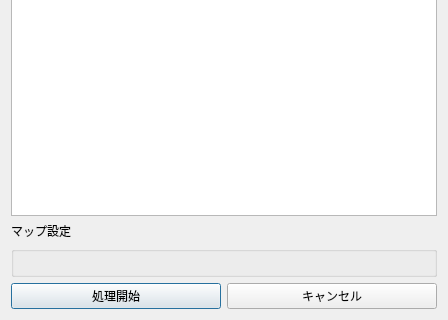
The window that ui/main_dialog.ui (MIERUNE/qgis-plugx-plugin) describes before a commit, drawn with Qt 5; both pictures show x 0 to 448 and y 341 to 661 of the 448 by 661 pixel window.
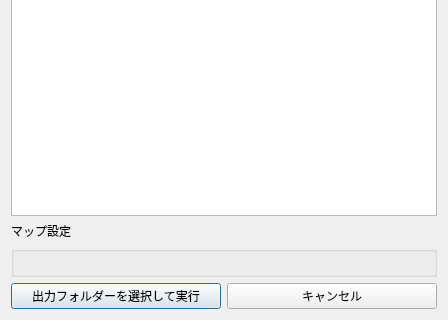
The same window after the commit. Custom widgets are drawn as their Qt base class.

Commit message: Button wording

What changed in the file:
```diff
--- a/ui/main_dialog.ui
+++ b/ui/main_dialog.ui
@@ -51,7 +51,7 @@
      <item>
       <widget class="QPushButton" name="pushButton_run">
        <property name="text">
-        <string>処理開始</string>
+        <string>出力フォルダーを選択して実行</string>
        </property>
       </widget>
      </item>
```
